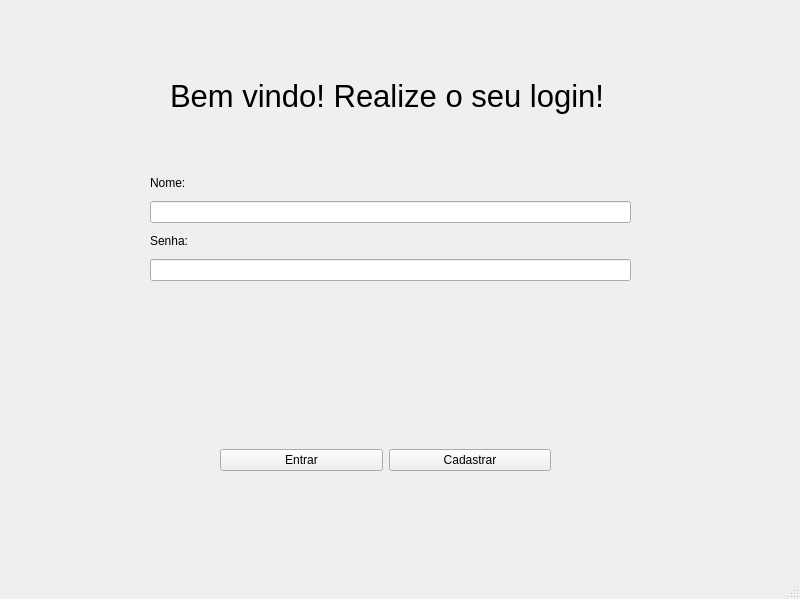
First picture: the form in views/login.ui, repository Hawstyyy/biblioteca-poo, before the edit.
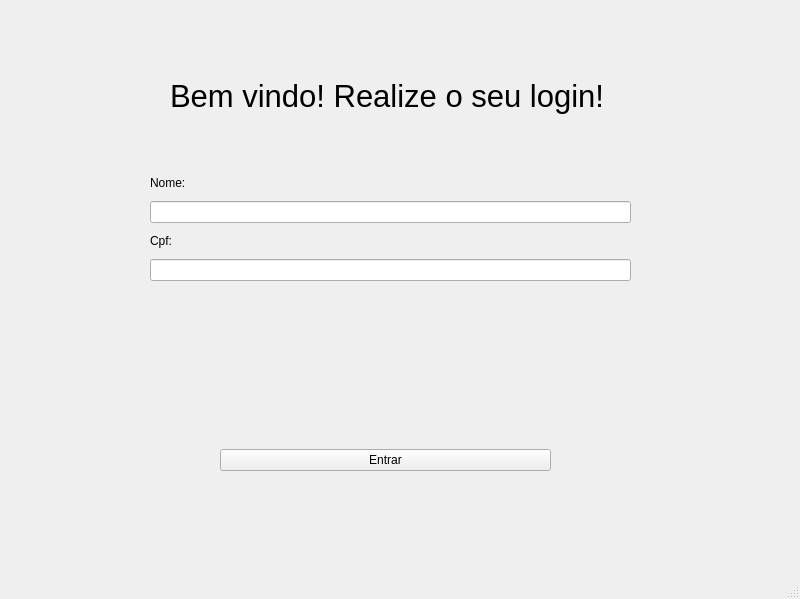
Second picture: the form after the edit.

The edit to the form file:
```diff
--- a/views/login.ui
+++ b/views/login.ui
@@ -37,7 +37,7 @@
      <item>
       <widget class="QLabel" name="label_2">
        <property name="text">
-        <string>Senha:</string>
+        <string>Cpf:</string>
        </property>
       </widget>
      </item>
@@ -63,13 +63,6 @@
        </property>
       </widget>
      </item>
-     <item>
-      <widget class="QPushButton" name="pushButton_2">
-       <property name="text">
-        <string>Cadastrar</string>
-       </property>
-      </widget>
-     </item>
     </layout>
    </widget>
    <widget class="QLabel" name="label_3">
```
Left out of the diff: 6 changed lines with no effect on the pictures.
